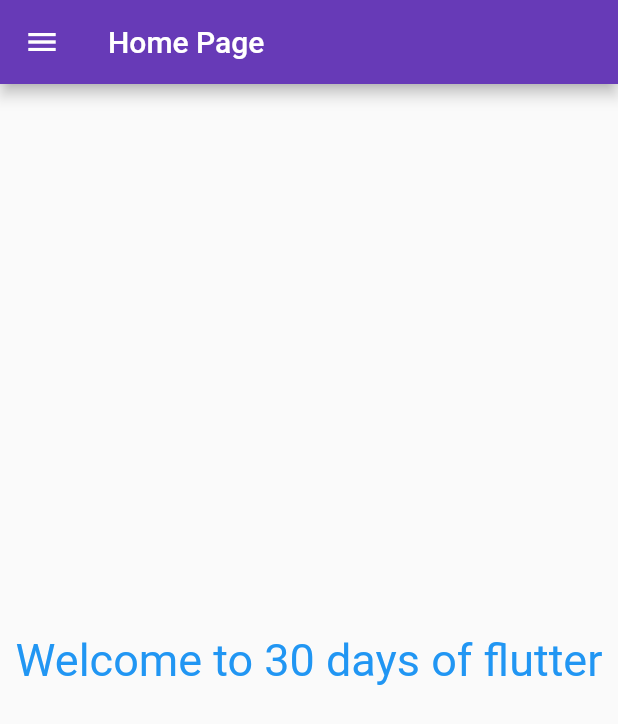
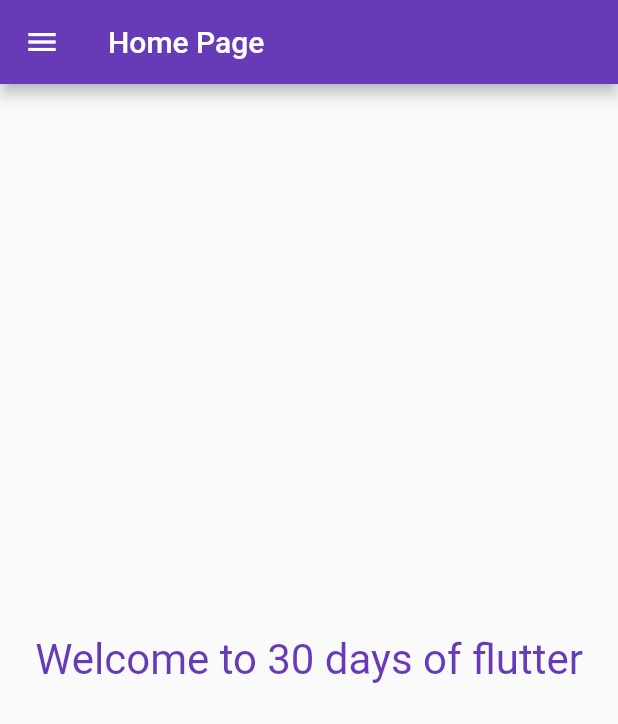
Before and after one commit to itsAkankshaJha/30-Days-of-Flutter, a Flutter app: the screen it shows after launch, on a phone screen of 412 x 824 dp. Shown: the top 724 px of the screen. Run offline on Flutter 3.47's test engine with Material 2 defaults, Android fonts, the phone set to English and light mode, and no system bars.

Commit message:
some changed made on day 9

```diff
--- a/lib/pages/home_page.dart
+++ b/lib/pages/home_page.dart
@@ -13,8 +13,8 @@ class MyApp extends StatelessWidget {
             child: Text(
               "Welcome to 30 days of flutter",
               style: TextStyle(
-                fontSize: 30.0,
-                color: Colors.blue,
+                fontSize: 28.0,
+                color: Colors.deepPurple,
               ),
             ),
           ),
--- a/lib/pages/login_page.dart
+++ b/lib/pages/login_page.dart
@@ -21,7 +21,7 @@ class _LoginPageState extends State<LoginPage> {
       setState(() {
         pressed = true;
       });
-      await Future.delayed(Duration(microseconds: 800));
+      await Future.delayed(Duration(seconds: 1));
       await Navigator.pushNamed(context, MyRoutes.myHome);
       setState(() {
         pressed = false;
@@ -106,7 +106,7 @@ class _LoginPageState extends State<LoginPage> {
                 child: InkWell(
                   onTap:() => moveToHome(context),
                   child: AnimatedContainer(
-                    duration: Duration(microseconds: 800),
+                    duration: Duration(seconds: 1),
                     alignment: Alignment.center,
                     height: 50,
                     width: pressed?50:130,
```
